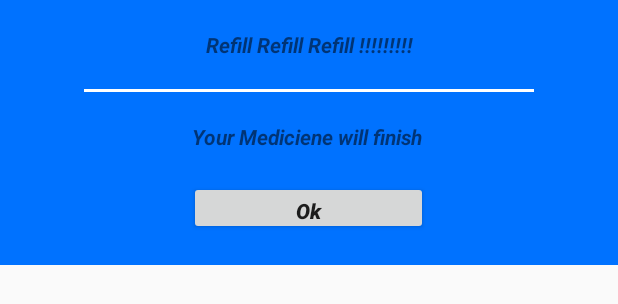
After one commit to AbdElrahman-Rafaat-Amer/Medical-Reminder, an Android app: the layout activity_dialog.xml on its own in the app's theme, with its tools: preview values and no code run, on a phone screen of 412 x 824 dp. The commit adds this screen. Shown: the top 304 px of the screen. Run offline under Robolectric (Android 15) with nearby library versions, the phone set to English and light mode, and no system bars; Roboto replaces fonts that are not available here.

Commit message:
Part 1 Refill Reminder notification &Dialog
Display Notification and dialog for refill reminder

```diff
--- a/app/build.gradle
+++ b/app/build.gradle
@@ -92,5 +92,7 @@ dependencies {
 
     implementation "androidx.room:room-runtime:$room_version"
     annotationProcessor "androidx.room:room-compiler:$room_version"
+///// WorkManager
+    implementation "androidx.work:work-runtime:2.7.1"
 
 }
--- a/app/src/main/java/com/medication/medicalreminder/displaymedicine/view/HomeFragment.java
+++ b/app/src/main/java/com/medication/medicalreminder/displaymedicine/view/HomeFragment.java
@@ -38,7 +38,6 @@ import java.util.Locale;
 import devs.mulham.horizontalcalendar.HorizontalCalendar;
 import devs.mulham.horizontalcalendar.HorizontalCalendarView;
 import devs.mulham.horizontalcalendar.utils.HorizontalCalendarListener;
-
 public class HomeFragment extends Fragment implements AllMedicinesViewInterface {
     FloatingActionsMenu btnMenuFloating;
     FloatingActionButton btnAddMedecine;
--- /dev/null
+++ b/app/src/main/res/layout/activity_dialog.xml
@@ -0,0 +1,54 @@
+<LinearLayout xmlns:android="http://schemas.android.com/apk/res/android"
+    xmlns:app="http://schemas.android.com/apk/res-auto"
+    android:layout_width="match_parent"
+    android:layout_height="wrap_content"
+    android:background="#0072ff"
+    android:gravity="center"
+    android:orientation="vertical">
+
+    <LinearLayout
+        android:layout_width="300dp"
+        android:layout_height="wrap_content"
+        android:gravity="center"
+        android:orientation="vertical">
+
+        <TextView
+            android:id="@+id/txtTitle"
+            android:layout_width="match_parent"
+            android:layout_height="wrap_content"
+            android:gravity="center"
+            android:paddingTop="20dp"
+            android:paddingBottom="20dp"
+            android:text="Refill Refill Refill !!!!!!!!!"
+            android:textColorHint="#FFF"
+            android:textStyle="bold|italic" />
+
+        <View
+            android:id="@+id/viewDivider"
+            android:layout_width="match_parent"
+            android:layout_height="2dp"
+            android:background="#fff"
+            app:layout_constraintBottom_toBottomOf="@id/txtTitle" />
+
+        <TextView
+            android:layout_width="match_parent"
+            android:layout_height="wrap_content"
+            android:gravity="center"
+            android:paddingTop="20dp"
+            android:paddingBottom="20dp"
+            android:text="Your Mediciene will finish "
+            android:textColorHint="#FFF"
+            android:textStyle="bold|italic" />
+
+
+        <Button
+            android:id="@+id/btnOk"
+            android:layout_width="159dp"
+            android:layout_height="36dp"
+            android:layout_marginBottom="20dp"
+            android:text="Ok"
+            android:textAllCaps="false"
+            android:textStyle="bold|italic" />
+    </LinearLayout>
+
+</LinearLayout>
```
Also changed, not shown: app/src/main/AndroidManifest.xml (+7 -1 lines), app/src/main/java/com/medication/medicalreminder/Dialog.java (added, +26 -0 lines), app/src/main/java/com/medication/medicalreminder/MainActivity.java (+44 -0 lines), app/src/main/java/com/medication/medicalreminder/WorkManagerRefill.java (added, +199 -0 lines).
